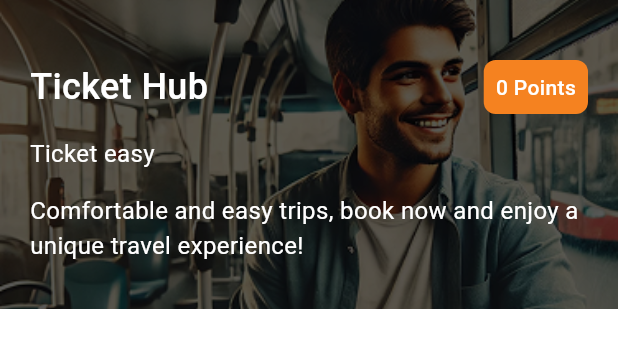
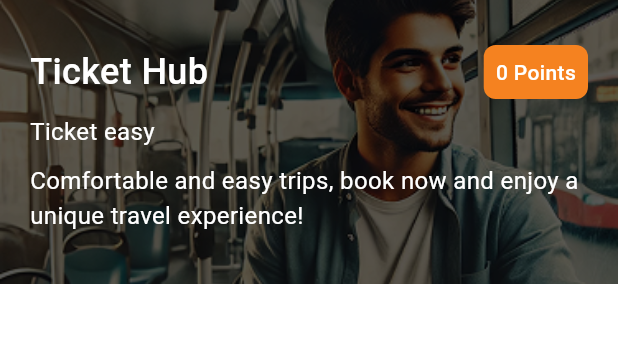
Before and after one commit to yousseftamer2003/ticket_hub, a Flutter app: the HomeHeaderWidget widget shown alone on an empty page, opened directly, on a phone screen of 412 x 824 dp. Shown: the top 348 px of the screen. Run offline on Flutter 3.47's test engine with Material 3 defaults, Android fonts, the phone set to English and light mode, and no system bars; our stand-ins replace flutter_svg, image_picker, pinput, shared_preferences, shimmer; accounts and stored records are empty; network calls fail.

Commit message:
responsvie and some edits in choose your place widget

```diff
--- a/lib/controller/booking_controller.dart
+++ b/lib/controller/booking_controller.dart
@@ -115,7 +115,6 @@ class BookingController with ChangeNotifier {
     final uri = Uri.parse('https://bcknd.ticket-hub.net/user/booking/payment');
     final request = http.MultipartRequest('POST', uri);
 
-    // Headers
     request.headers.addAll({
       'Authorization': 'Bearer $token',
     });
@@ -127,13 +126,11 @@ class BookingController with ChangeNotifier {
     request.fields['travel_date'] = searchData.departureDate!;
     request.fields['travelers'] = jsonEncode(searchData.travelers);
 
-    // Add seats as array: seats[0], seats[1], ...
-    List<int> seats = [1, 2]; // Update with your actual seat logic
+    List<int> seats = [1, 2];
     for (int i = 0; i < seats.length; i++) {
       request.fields['seats[$i]'] = seats[i].toString();
     }
 
-    // Add travellers_data as array: travellers_data[0][key]
     final travellers = searchData.travelersList!;
     for (int i = 0; i < travellers.length; i++) {
       final travelerJson = travellers[i].toJson();
@@ -142,7 +139,6 @@ class BookingController with ChangeNotifier {
       });
     }
 
-    // Optional receipt image
     if (receiptImage != null) {
       request.files.add(await http.MultipartFile.fromPath(
         'receipt_image',
--- a/lib/views/tabs_screen/screens/home_page.dart
+++ b/lib/views/tabs_screen/screens/home_page.dart
@@ -60,7 +60,7 @@ class _HomePageState extends State<HomePage> {
         children: [
           const HomeHeaderWidget(),
           Positioned(
-            top: screenHeight * 0.21,
+            top: screenHeight * 0.19,
             left: screenWidth * 0.04,
             child: SizedBox(
               width: screenWidth * 0.92,
@@ -108,12 +108,12 @@ class _HomePageState extends State<HomePage> {
           Align(
             alignment: Alignment.topCenter,
             child: Padding(
-              padding: EdgeInsets.only(top: screenHeight * 0.30),
+              padding: EdgeInsets.only(top: screenHeight * 0.28),
               child: const TripSelectionWidget(),
             ),
           ),
           Positioned(
-            top: screenHeight * 0.36,
+            top: screenHeight * 0.34,
             left: 0,
             right: 0,
             child: const TabContent(),
--- a/lib/views/tabs_screen/widgets/home_header_widget.dart
+++ b/lib/views/tabs_screen/widgets/home_header_widget.dart
@@ -13,7 +13,7 @@ class HomeHeaderWidget extends StatelessWidget {
       children: [
         SizedBox(
           width: MediaQuery.sizeOf(context).width,
-          height: MediaQuery.sizeOf(context).height * 0.25,
+          height: MediaQuery.sizeOf(context).height * 0.23,
           child: Image.asset(
             'assets/images/homebackground.png',
             fit: BoxFit.cover,
@@ -24,7 +24,7 @@ class HomeHeaderWidget extends StatelessWidget {
           child: Column(
             crossAxisAlignment: CrossAxisAlignment.start,
             children: [
-              const SizedBox(height: 20),
+              const SizedBox(height: 10),
               Row(
                 mainAxisAlignment: MainAxisAlignment.spaceBetween,
                 children: [
@@ -71,12 +71,12 @@ class HomeHeaderWidget extends StatelessWidget {
                   ),
                 ],
               ),
-              const SizedBox(height: 15),
+              const SizedBox(height: 10),
               const Text(
                 'Ticket easy',
                 style: TextStyle(fontSize: 16, color: Colors.white),
               ),
-              const SizedBox(height: 15),
+              const SizedBox(height: 10),
               const Text(
                 'Comfortable and easy trips, book now and enjoy a unique travel experience!',
                 style: TextStyle(fontSize: 16, color: Colors.white),
```
Also changed, not shown: lib/views/booking/widgets/choose_your_place.dart (+12 -1 lines).
